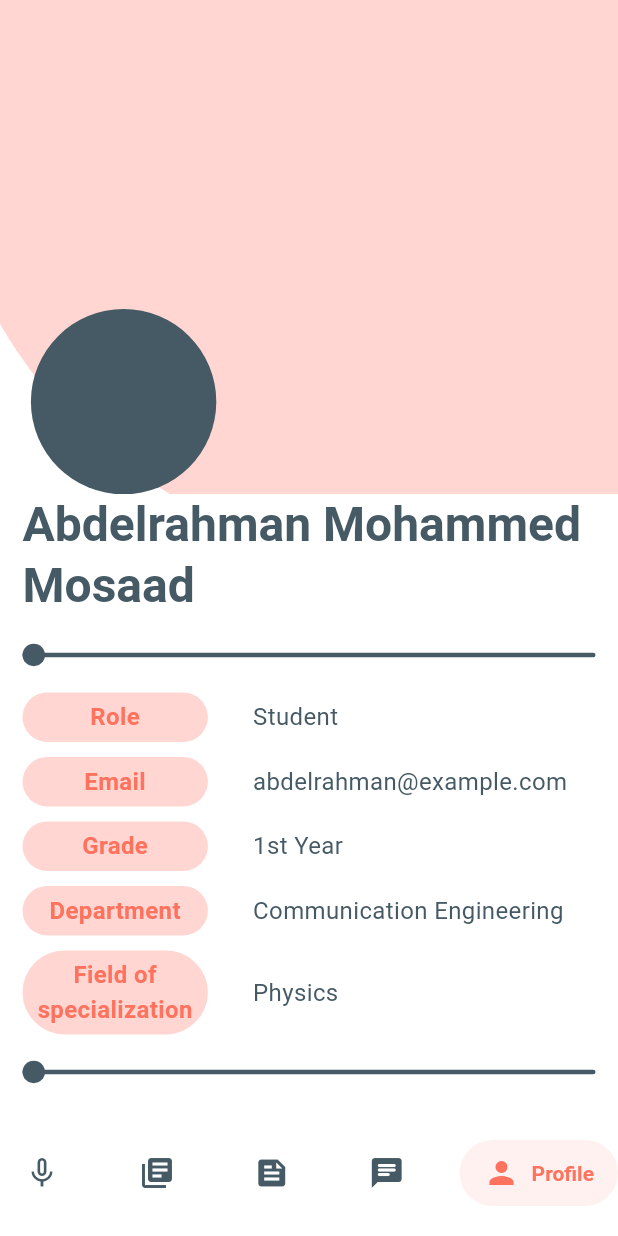
After one commit to Schrodinger257/EduConnect, a Flutter app: the MainScreen screen opened directly, item 5 of the bottom bar chosen, on a phone screen of 412 x 824 dp. The commit adds this screen. Run offline on Flutter 3.47's test engine with Material 3 defaults, Android fonts, the phone set to English and light mode, and no system bars; drawn by our look-alikes of salomon_bottom_bar; our stand-ins replace cloud_firestore, firebase_auth, firebase_core, flutter_riverpod, flutter_svg; accounts and stored records are empty.

Commit message:
first version of profile page and finished nav bar

```diff
--- a/lib/main.dart
+++ b/lib/main.dart
@@ -10,7 +10,12 @@ void main() async {
   runApp(ProviderScope(child: MyApp()));
 }
 
-class MyApp extends StatelessWidget {
+class MyApp extends ConsumerStatefulWidget {
+  @override
+  ConsumerState<MyApp> createState() => _MyAppState();
+}
+
+class _MyAppState extends ConsumerState<MyApp> {
   @override
   Widget build(BuildContext context) {
     return MaterialApp(
@@ -19,8 +24,16 @@ class MyApp extends StatelessWidget {
         primaryColor: const Color.fromARGB(255, 255, 114, 94),
         shadowColor: const Color.fromARGB(255, 69, 90, 100),
         cardColor: const Color.fromARGB(255, 255, 214, 209),
+        scaffoldBackgroundColor: const Color.fromARGB(255, 255, 255, 255),
       ),
       home: AuthScreen(),
+      darkTheme: ThemeData.dark().copyWith(
+        primaryColor: const Color.fromARGB(255, 255, 114, 94),
+        shadowColor: const Color.fromARGB(255, 69, 90, 100),
+        cardColor: const Color.fromARGB(255, 255, 214, 209),
+        scaffoldBackgroundColor: const Color.fromARGB(255, 30, 30, 30),
+      ),
+      themeMode: ThemeMode.system,
     );
   }
 }
--- a/lib/providers/auth_provider.dart
+++ b/lib/providers/auth_provider.dart
@@ -1,10 +1,8 @@
-import 'dart:math';
-
 import 'package:educonnect/modules/user.dart';
+import 'package:educonnect/screens/main_screen.dart';
 import 'package:flutter_riverpod/flutter_riverpod.dart';
 import 'package:flutter/material.dart';
 import 'package:firebase_auth/firebase_auth.dart';
-import 'package:firebase_core/firebase_core.dart';
 import 'package:cloud_firestore/cloud_firestore.dart';
 
 class RoleProvider extends StateNotifier {
@@ -62,7 +60,11 @@ class AuthProvider extends StateNotifier {
     }
   }
 
-  Future<void> login(String email, String password) async {
+  Future<void> login(
+    String email,
+    String password,
+    BuildContext context,
+  ) async {
     try {
       statue = '';
       error = '';
@@ -70,6 +72,9 @@ class AuthProvider extends StateNotifier {
           .signInWithEmailAndPassword(email: email, password: password);
       statue = 'success';
       error = '';
+      Navigator.of(
+        context,
+      ).pushReplacement(MaterialPageRoute(builder: (context) => MainScreen()));
 
       print('User logged in: ${userCredential.user?.uid}');
     } catch (e) {
@@ -81,7 +86,7 @@ class AuthProvider extends StateNotifier {
     }
   }
 
-  Future<void> signup(UserClass user) async {
+  Future<void> signup(UserClass user, BuildContext context) async {
     try {
       statue = '';
       error = '';
@@ -102,6 +107,9 @@ class AuthProvider extends StateNotifier {
             'roleCode': user.roleCode,
             'createdAt': FieldValue.serverTimestamp(),
           });
+      Navigator.of(
+        context,
+      ).pushReplacement(MaterialPageRoute(builder: (context) => MainScreen()));
       // Additional logic for user creation can be added here
       print('User signed up: ${userCredential.user?.uid}');
     } catch (e) {
--- /dev/null
+++ b/lib/providers/screen_provider.dart
@@ -0,0 +1,28 @@
+import 'package:flutter_riverpod/flutter_riverpod.dart';
+import 'package:flutter/material.dart';
+
+import 'package:educonnect/screens/Announcement_screen.dart';
+import 'package:educonnect/screens/courses_screen.dart';
+import 'package:educonnect/screens/homefeed_screen.dart';
+import 'package:educonnect/screens/chat_screen.dart';
+import 'package:educonnect/screens/profile_screen.dart';
+
+class ScreenProvider extends StateNotifier<Widget> {
+  ScreenProvider() : super(HomeFeedScreen());
+
+  List<Widget> screens = [
+    AnnouncementScreen(),
+    CoursesScreen(),
+    HomeFeedScreen(),
+    ChatScreen(),
+    ProfileScreen(),
+  ];
+
+  void setScreen(int index) {
+    state = screens[index];
+  }
+}
+
+final screenProvider = StateNotifierProvider<ScreenProvider, Widget>((ref) {
+  return ScreenProvider();
+});
--- /dev/null
+++ b/lib/screens/Announcement_screen.dart
@@ -0,0 +1,10 @@
+import 'package:flutter/material.dart';
+
+class AnnouncementScreen extends StatelessWidget {
+  @override
+  Widget build(BuildContext context) {
+    return Scaffold(
+      body: Center(child: Text('No announcements available at the moment.')),
+    );
+  }
+}
--- /dev/null
+++ b/lib/screens/chat_screen.dart
@@ -0,0 +1,10 @@
+import 'package:flutter/material.dart';
+
+class ChatScreen extends StatelessWidget {
+  @override
+  Widget build(BuildContext context) {
+    return Scaffold(
+      body: Center(child: Text('No messages available at the moment.')),
+    );
+  }
+}
--- /dev/null
+++ b/lib/screens/courses_screen.dart
@@ -0,0 +1,10 @@
+import 'package:flutter/material.dart';
+
+class CoursesScreen extends StatelessWidget {
+  @override
+  Widget build(BuildContext context) {
+    return Scaffold(
+      body: Center(child: Text('No courses available at the moment.')),
+    );
+  }
+}
--- /dev/null
+++ b/lib/screens/homefeed_screen.dart
@@ -0,0 +1,10 @@
+import 'package:flutter/material.dart';
+
+class HomeFeedScreen extends StatelessWidget {
+  @override
+  Widget build(BuildContext context) {
+    return Scaffold(
+      body: Center(child: Text('No new posts available at the moment.')),
+    );
+  }
+}
--- /dev/null
+++ b/lib/screens/main_screen.dart
@@ -0,0 +1,16 @@
+import 'package:educonnect/widgets/bottom_nav_bar.dart';
+import 'package:flutter/material.dart';
+import 'package:flutter_riverpod/flutter_riverpod.dart';
+import 'package:educonnect/providers/screen_provider.dart';
+
+class MainScreen extends ConsumerWidget {
+  const MainScreen({super.key});
+  @override
+  Widget build(BuildContext context, WidgetRef ref) {
+    Widget currentScreen = ref.watch(screenProvider);
+    return Scaffold(
+      bottomNavigationBar: GoogleBottomBar(),
+      body: currentScreen,
+    );
+  }
+}
--- /dev/null
+++ b/lib/screens/profile_screen.dart
@@ -0,0 +1,163 @@
+import 'package:flutter/material.dart';
+
+class ProfileScreen extends StatelessWidget {
+  Widget _decorLine(BuildContext context) {
+    return Stack(
+      alignment: Alignment.center,
+      children: [
+        Container(
+          width: double.infinity,
+          height: 3,
+          decoration: BoxDecoration(
+            color: Theme.of(context).shadowColor,
+            borderRadius: BorderRadius.circular(10),
+          ),
+        ),
+        Positioned(
+          left: 0,
+          top: 7.5,
+          child: Container(
+            width: 15, // Example width for the progress bar
+            height: 15,
+            decoration: BoxDecoration(
+              color: Theme.of(context).shadowColor,
+              shape: BoxShape.circle,
+            ),
+          ),
+        ),
+        SizedBox(width: double.infinity, height: 30),
+      ],
+    );
+  }
+
+  Widget _infoCard(
+    BuildContext context,
+    double width, {
+    String title = 'Title',
+    String value = 'Value',
+  }) {
+    return SizedBox(
+      width: double.infinity,
+      child: Row(
+        children: [
+          Container(
+            alignment: Alignment.center,
+            width: width * 0.3,
+            decoration: BoxDecoration(
+              color: Theme.of(context).cardColor,
+              borderRadius: BorderRadius.circular(50),
+            ),
+            padding: EdgeInsets.symmetric(vertical: 5, horizontal: 10),
+            child: Text(
+              title,
+              textAlign: TextAlign.center,
+              style: TextStyle(
+                fontWeight: FontWeight.bold,
+                color: Theme.of(context).primaryColor,
+                fontSize: 16,
+              ),
+            ),
+          ),
+          SizedBox(width: 30),
+          Text(
+            value,
+            style: TextStyle(
+              color: Theme.of(context).shadowColor,
+              fontSize: 16,
+            ),
+          ),
+        ],
+      ),
+    );
+  }
+
+  @override
+  Widget build(BuildContext context) {
+    double width = MediaQuery.of(context).size.width;
+    double height = MediaQuery.of(context).size.height;
+    return Scaffold(
+      body: SingleChildScrollView(
+        child: Column(
+          mainAxisAlignment: MainAxisAlignment.start,
+          mainAxisSize: MainAxisSize.max,
+          children: [
+            Stack(
+              children: [
+                Positioned(
+                  top: -height * 0.3,
+                  left: -width * 0.1,
+                  child: Container(
+                    width: width * 1.5,
+                    height: width * 1.5,
+                    decoration: BoxDecoration(
+                      shape: BoxShape.circle,
+                      color: Theme.of(context).cardColor,
+                    ),
+                  ),
+                ),
+                Positioned(
+                  top: height * 0.25,
+                  left: width * 0.05,
+                  child: Container(
+                    width: width * 0.3,
+                    height: width * 0.3,
+                    decoration: BoxDecoration(
+                      shape: BoxShape.circle,
+                      color: Theme.of(context).shadowColor,
+                    ),
+                  ),
+                ),
+                Container(width: width, height: height / 2.5),
+              ],
+            ),
+            Container(
+              margin: EdgeInsets.symmetric(horizontal: 15),
+              child: Column(
+                children: [
+                  Text(
+                    'Abdelrahman Mohammed Mosaad',
+                    style: Theme.of(context).textTheme.titleLarge!.copyWith(
+                      fontWeight: FontWeight.bold,
+                      color: Theme.of(context).shadowColor,
+                      fontSize: 32,
+                    ),
+                    softWrap: true,
+                  ),
+                  SizedBox(height: 10),
+                  _decorLine(context),
+                  SizedBox(height: 10),
+                  _infoCard(context, width, title: 'Role', value: 'Student'),
+                  SizedBox(height: 10),
+                  _infoCard(
+                    context,
+                    width,
+                    title: 'Email',
+                    value: 'abdelrahman@example.com',
+                  ),
+                  SizedBox(height: 10),
+                  _infoCard(context, width, title: 'Grade', value: '1st Year'),
+                  SizedBox(height: 10),
+                  _infoCard(
+                    context,
+                    width,
+                    title: 'Department',
+                    value: 'Communication Engineering',
+                  ),
+                  SizedBox(height: 10),
+                  _infoCard(
+                    context,
+                    width,
+                    title: 'Field of specialization',
+                    value: 'Physics',
+                  ),
+                  SizedBox(height: 10),
+                  _decorLine(context),
+                ],
+              ),
+            ),
+          ],
+        ),
+      ),
+    );
+  }
+}
--- /dev/null
+++ b/lib/widgets/bottom_nav_bar.dart
@@ -0,0 +1,62 @@
+import 'package:flutter/material.dart';
+import 'package:salomon_bottom_bar/salomon_bottom_bar.dart';
+import 'package:educonnect/providers/screen_provider.dart';
+import 'package:flutter_riverpod/flutter_riverpod.dart';
+
+class GoogleBottomBar extends ConsumerStatefulWidget {
+  const GoogleBottomBar({super.key});
+
+  @override
+  ConsumerState<GoogleBottomBar> createState() => _GoogleBottomBarState();
+}
+
+class _GoogleBottomBarState extends ConsumerState<GoogleBottomBar> {
+  int _selectedIndex = 0;
+  @override
+  Widget build(BuildContext context) {
+    return SalomonBottomBar(
+      margin: const EdgeInsets.only(bottom: 20, top: 10),
+      backgroundColor: Theme.of(context).scaffoldBackgroundColor,
+      currentIndex: _selectedIndex,
+      selectedItemColor: const Color(0xff6200ee),
+      unselectedItemColor: Theme.of(context).shadowColor,
+      onTap: (index) {
+        setState(() {
+          _selectedIndex = index;
+          ref.read(screenProvider.notifier).setScreen(index);
+        });
+      },
+      items: _navBarItems(context),
+    );
+  }
+}
+
+List<SalomonBottomBarItem> _navBarItems(BuildContext context) {
+  return [
+    SalomonBottomBarItem(
+      icon: const Icon(Icons.mic_none),
+      title: const Text("Announcements"),
+      selectedColor: Theme.of(context).primaryColor,
+    ),
+    SalomonBottomBarItem(
+      icon: const Icon(Icons.library_books),
+      title: const Text("Courses"),
+      selectedColor: Theme.of(context).primaryColor,
+    ),
+    SalomonBottomBarItem(
+      icon: const Icon(Icons.feed),
+      title: const Text("Home Feed"),
+      selectedColor: Theme.of(context).primaryColor,
+    ),
+    SalomonBottomBarItem(
+      icon: const Icon(Icons.chat_rounded),
+      title: const Text("Chat"),
+      selectedColor: Theme.of(context).primaryColor,
+    ),
+    SalomonBottomBarItem(
+      icon: const Icon(Icons.person),
+      title: const Text("Profile"),
+      selectedColor: Theme.of(context).primaryColor,
+    ),
+  ];
+}
--- a/lib/widgets/login.dart
+++ b/lib/widgets/login.dart
@@ -39,7 +39,7 @@ class _LoginWidgetState extends ConsumerState<LoginWidget> {
     _formKey.currentState!.validate();
     if (_formKey.currentState!.validate()) {
       _formKey.currentState!.save();
-      await ref.read(authProvider.notifier).login(_email, _password);
+      await ref.read(authProvider.notifier).login(_email, _password, context);
     }
     if (ref.watch(authProvider.notifier).statue == 'success') {
       // Show success message
--- a/lib/widgets/signup.dart
+++ b/lib/widgets/signup.dart
@@ -57,7 +57,7 @@ class _SignupWidgetState extends ConsumerState<SignupWidget> {
         name: _name,
         roleCode: _defineRoleCode(_roleCode),
       );
-      await ref.read(authProvider.notifier).signup(user);
+      await ref.read(authProvider.notifier).signup(user, context);
     }
     if (ref.watch(authProvider.notifier).statue == 'success') {
       // Show success message
--- a/pubspec.yaml
+++ b/pubspec.yaml
@@ -39,6 +39,7 @@ dependencies:
   firebase_core: ^4.0.0
   firebase_auth: ^6.0.0
   cloud_firestore: ^6.0.0
+  salomon_bottom_bar: ^3.3.2
 
 dev_dependencies:
   flutter_test:
```
Also changed, not shown: pubspec.lock.
